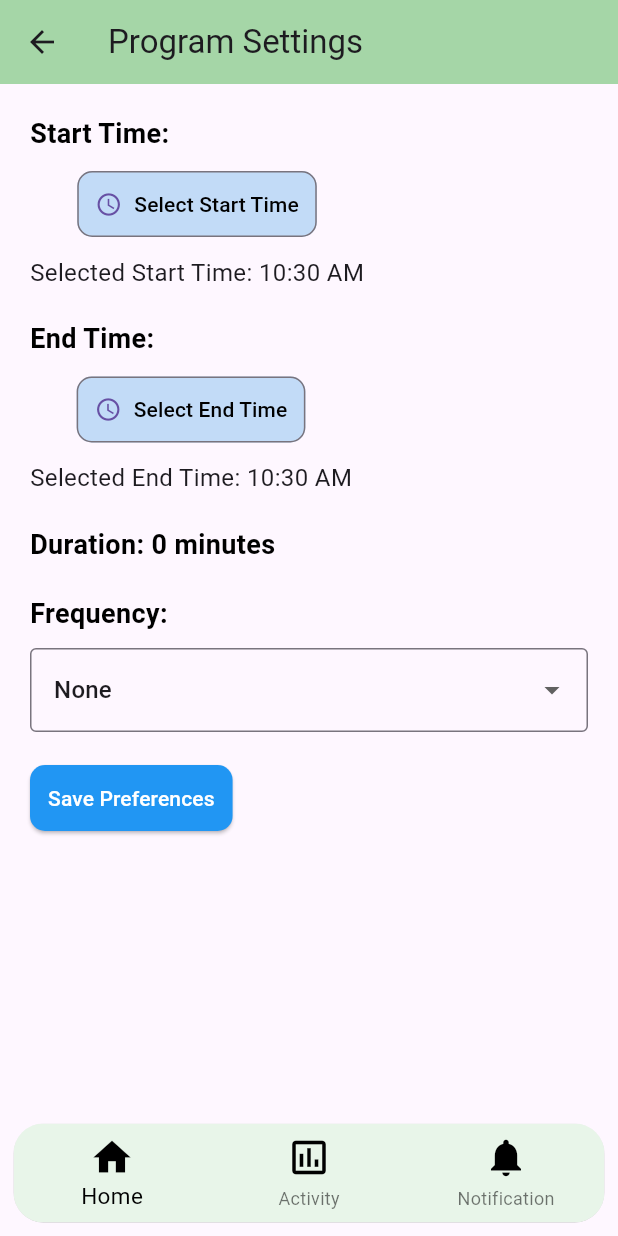
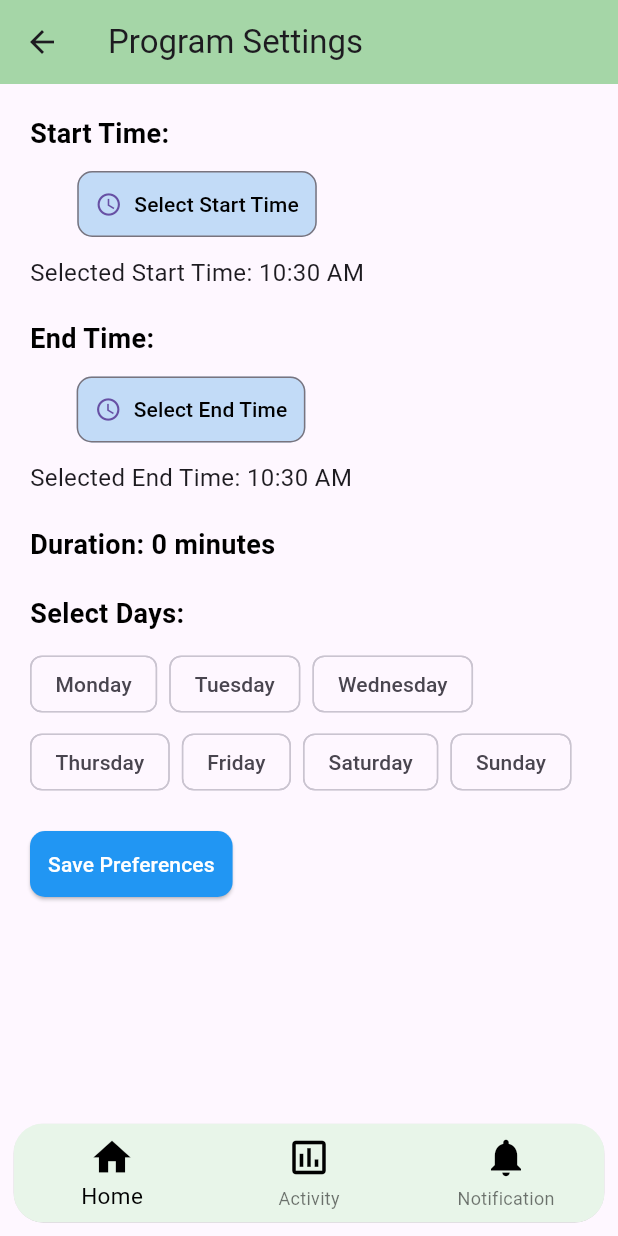
Before and after one commit to Manish2102/GardenController, a Flutter app: the ProgramSettingsPage screen opened by its route, on a phone screen of 412 x 824 dp. Run offline on Flutter 3.47's test engine with Material 3 defaults, Android fonts, the phone set to English and light mode, and no system bars; our stand-ins replace cloud_firestore, firebase_auth, firebase_core, flutter_bluetooth_serial, flutter_local_notifications, google_sign_in and 1 more; missing offline and left inert: qr_code_scanner; accounts and stored records are empty.

Commit message:
initial commit

```diff
--- a/lib/Device_Screens/GC1_Program.dart
+++ b/lib/Device_Screens/GC1_Program.dart
@@ -5,8 +5,6 @@ import 'package:gardenmate/Pages/BottomNav_Bar.dart';
 import 'package:gardenmate/Pages/Scheduled_Activity.dart.dart';
 import 'package:shared_preferences/shared_preferences.dart';
 import 'package:http/http.dart' as http;
-
-enum Frequency { None, Daily, AlternativeDays, Weekly, SelectDays }
 
 class ProgramSettingsPage extends StatefulWidget {
   @override
@@ -18,7 +16,6 @@ class _ProgramSettingsPageState extends State<ProgramSettingsPage> {
   TimeOfDay _selectedStartTime = TimeOfDay.now();
   TimeOfDay _selectedEndTime = TimeOfDay.now();
   int _duration = 1;
-  Frequency _frequency = Frequency.None;
   List<String> _selectedDays = [];
   List<String> _daysOfWeek = [
     'Monday',
@@ -61,7 +58,6 @@ class _ProgramSettingsPageState extends State<ProgramSettingsPage> {
         _selectedEndTime = _parseTimeOfDay(endTimeString);
       }
       _duration = _prefs.getInt('duration') ?? 1;
-      _frequency = Frequency.values[_prefs.getInt('frequency') ?? 0];
       _selectedDays = _prefs.getStringList('selectedDays') ?? [];
 
       final List<String>? scheduledActivityStrings =
@@ -125,18 +121,8 @@ class _ProgramSettingsPageState extends State<ProgramSettingsPage> {
       return;
     }
 
-    // Validate frequency
-    if (_frequency == Frequency.None) {
-      ScaffoldMessenger.of(context).showSnackBar(
-        SnackBar(
-          content: Text('Please select a frequency.'),
-        ),
-      );
-      return;
-    }
-
-    // Validate selected days if frequency is SelectDays
-    if (_frequency == Frequency.SelectDays && _selectedDays.isEmpty) {
+    // Validate selected days
+    if (_selectedDays.isEmpty) {
       ScaffoldMessenger.of(context).showSnackBar(
         SnackBar(
           content: Text('Please select at least one day.'),
@@ -151,7 +137,7 @@ class _ProgramSettingsPageState extends State<ProgramSettingsPage> {
     ScheduledActivity newActivity = ScheduledActivity(
       selectedTime: formattedStartTime,
       duration: _duration,
-      frequency: _frequency.index,
+      frequency: 0, // Frequency is not used, set to 0
       selectedDays: _selectedDays,
       channel: 0,
     );
@@ -161,7 +147,6 @@ class _ProgramSettingsPageState extends State<ProgramSettingsPage> {
     await _prefs.setString('selectedStartTime', formattedStartTime);
     await _prefs.setString('selectedEndTime', formattedEndTime);
     await _prefs.setInt('duration', _duration);
-    await _prefs.setInt('frequency', _frequency.index);
     await _prefs.setStringList('selectedDays', _selectedDays);
     await _prefs.setStringList(
         'scheduledActivities',
@@ -311,33 +296,6 @@ class _ProgramSettingsPageState extends State<ProgramSettingsPage> {
               ),
               SizedBox(height: 20),
               Text(
-                'Frequency:',
-                style: TextStyle(
-                    fontSize: 18,
-                    fontWeight: FontWeight.bold,
-                    color: Colors.black),
-              ),
-              SizedBox(height: 10),
-              DropdownButtonFormField<Frequency>(
-                value: _frequency,
-                items: Frequency.values.map((Frequency frequency) {
-                  return DropdownMenuItem<Frequency>(
-                    value: frequency,
-                    child: Text(frequency.toString().split('.').last),
-                  );
-                }).toList(),
-                onChanged: (Frequency? newValue) {
-                  setState(() {
-                    _frequency = newValue!;
-                  });
-                },
-                decoration: InputDecoration(
-                  border: OutlineInputBorder(),
-                ),
-              ),
-              if (_frequency == Frequency.SelectDays) ...[
-                SizedBox(height: 20),
-                Text(
                 'Select Days:',
                 style: TextStyle(
                     fontSize: 18,
@@ -364,7 +322,6 @@ class _ProgramSettingsPageState extends State<ProgramSettingsPage> {
                   );
                 }).toList(),
               ),
-              ],
               SizedBox(height: 20),
               ElevatedButton(
                 onPressed: _savePreferences,
```
Also changed, not shown: lib/Pages/Activity_Page.dart (+23 -21 lines). Lines whose indentation alone changed are shown as unchanged.
